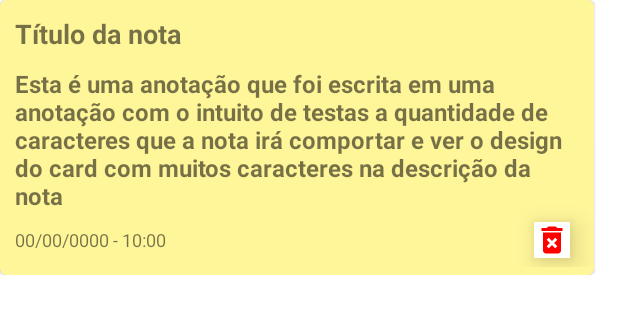
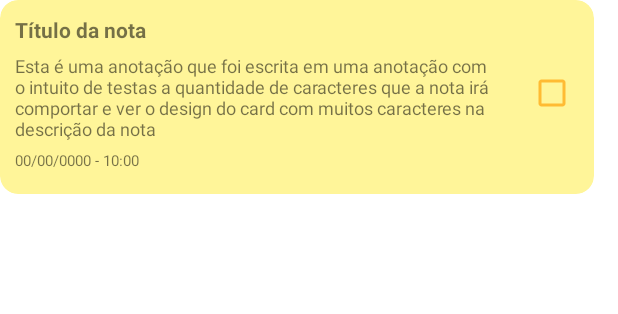
Before and after one commit to L-Mosca/write_away, an Android app: the layout adapter_note.xml on its own in the app's theme, with its tools: preview values and no code run, on a phone screen of 412 x 824 dp. Shown: the top 314 px of the screen. Run offline under Robolectric (Android 15) with nearby library versions, the phone set to English and light mode, and no system bars.

Commit message:
Feature: Config multi select notes.

```diff
--- a/app/src/main/java/br/com/writeaway/util/FragmentExtensions.kt
+++ b/app/src/main/java/br/com/writeaway/util/FragmentExtensions.kt
@@ -2,13 +2,10 @@ package br.com.writeaway.util
 
 import android.app.KeyguardManager
 import android.content.Context
-import android.view.Gravity
 import android.view.View
 import android.view.WindowManager
 import android.view.inputmethod.InputMethodManager
 import androidx.annotation.IdRes
-import androidx.appcompat.widget.PopupMenu
-import androidx.core.content.ContentProviderCompat.requireContext
 import androidx.fragment.app.Fragment
 import androidx.navigation.NavDirections
 import androidx.navigation.NavOptions
--- a/app/src/main/res/layout/adapter_note.xml
+++ b/app/src/main/res/layout/adapter_note.xml
@@ -4,14 +4,14 @@
     xmlns:tools="http://schemas.android.com/tools"
     android:layout_width="match_parent"
     android:layout_height="wrap_content"
-    android:paddingBottom="10dp">
+    android:layout_marginBottom="10dp">
 
     <com.google.android.material.card.MaterialCardView
         android:id="@+id/cvNote"
         android:layout_width="0dp"
         android:layout_height="wrap_content"
         android:layout_marginEnd="16dp"
-        android:elevation="8dp"
+        app:cardCornerRadius="12dp"
         app:layout_constraintBottom_toBottomOf="parent"
         app:layout_constraintEnd_toEndOf="parent"
         app:layout_constraintStart_toStartOf="parent"
@@ -35,7 +35,7 @@
                 android:textStyle="bold"
                 android:visibility="invisible"
                 app:layout_constraintBottom_toTopOf="@id/tvNoteDate"
-                app:layout_constraintEnd_toEndOf="@id/tvNoteDescription"
+                app:layout_constraintEnd_toStartOf="@id/ivDeleteItem"
                 app:layout_constraintStart_toStartOf="@id/tvNoteDescription"
                 app:layout_constraintTop_toBottomOf="@id/tvNoteTitle" />
 
@@ -48,7 +48,7 @@
                 android:ellipsize="end"
                 android:maxLength="50"
                 android:maxLines="3"
-                android:textSize="18sp"
+                android:textSize="14sp"
                 android:textStyle="bold"
                 app:layout_constraintEnd_toEndOf="parent"
                 app:layout_constraintStart_toStartOf="parent"
@@ -57,42 +57,54 @@
 
             <com.google.android.material.textview.MaterialTextView
                 android:id="@+id/tvNoteDescription"
-                android:layout_width="match_parent"
+                android:layout_width="0dp"
                 android:layout_height="wrap_content"
                 android:layout_marginHorizontal="10dp"
-                android:layout_marginTop="10dp"
+                android:layout_marginTop="6dp"
                 android:ellipsize="end"
                 android:maxLines="6"
-                android:textSize="16sp"
-                android:textStyle="bold"
-                app:layout_constraintEnd_toEndOf="parent"
+                android:textSize="12sp"
+                app:layout_constraintEnd_toStartOf="@id/ivDeleteItem"
                 app:layout_constraintStart_toStartOf="parent"
                 app:layout_constraintTop_toBottomOf="@id/tvNoteTitle"
                 tools:text="Esta é uma anotação que foi escrita em uma anotação com o intuito de testas a quantidade de caracteres que a nota irá comportar e ver o design do card com muitos caracteres na descrição da nota" />
 
-            <androidx.appcompat.widget.AppCompatImageView
+            <com.google.android.material.checkbox.MaterialCheckBox
                 android:id="@+id/ivDeleteItem"
-                android:layout_width="wrap_content"
-                android:layout_height="wrap_content"
+                android:layout_width="24dp"
+                android:layout_height="24dp"
                 android:layout_marginHorizontal="16dp"
-                android:background="@color/white"
-                android:elevation="10dp"
-                android:src="@drawable/ic_delete"
-                android:tint="@color/red"
+                android:visibility="invisible"
                 app:layout_constraintBottom_toBottomOf="parent"
                 app:layout_constraintEnd_toEndOf="parent"
-                app:layout_constraintTop_toBottomOf="@id/tvNoteDescription" />
+                app:layout_constraintTop_toTopOf="parent"
+                tools:visibility="visible" />
 
             <com.google.android.material.textview.MaterialTextView
                 android:id="@+id/tvNoteDate"
                 android:layout_width="wrap_content"
                 android:layout_height="wrap_content"
-                android:layout_marginVertical="10dp"
-                android:textSize="12sp"
+                android:layout_marginTop="6dp"
+                android:layout_marginBottom="10dp"
+                android:textSize="10sp"
                 app:layout_constraintBottom_toBottomOf="parent"
                 app:layout_constraintStart_toStartOf="@id/tvNoteDescription"
                 app:layout_constraintTop_toBottomOf="@id/tvNoteDescription"
                 tools:text="00/00/0000 - 10:00" />
         </androidx.constraintlayout.widget.ConstraintLayout>
     </com.google.android.material.card.MaterialCardView>
+
+    <View
+        android:id="@+id/vCover"
+        android:layout_width="0dp"
+        android:layout_height="0dp"
+        android:background="#1A000000"
+        android:clickable="false"
+        android:elevation="10dp"
+        android:visibility="invisible"
+        app:layout_constraintBottom_toBottomOf="@id/cvNote"
+        app:layout_constraintEnd_toEndOf="@id/cvNote"
+        app:layout_constraintStart_toStartOf="@id/cvNote"
+        app:layout_constraintTop_toTopOf="@id/cvNote" />
+
 </androidx.constraintlayout.widget.ConstraintLayout>
--- a/app/src/main/res/layout/fragment_home.xml
+++ b/app/src/main/res/layout/fragment_home.xml
@@ -27,7 +27,7 @@
         app:layout_constraintBottom_toBottomOf="@id/tvScreenTitle"
         app:layout_constraintEnd_toEndOf="parent"
         app:layout_constraintTop_toTopOf="@id/tvScreenTitle"
-        app:srcCompat="@drawable/ic_settings" />
+        android:src="@drawable/ic_settings" />
 
     <androidx.core.widget.NestedScrollView
         android:id="@+id/nscList"
--- a/app/src/main/res/values-night/themes.xml
+++ b/app/src/main/res/values-night/themes.xml
@@ -8,6 +8,7 @@
 
         <item name="floatingActionButtonStyle">@style/Base.FloatingButton</item>
         <item name="popupMenuStyle">@style/Base.PopupMenu</item>
+        <item name="checkboxStyle">@style/Base.CheckBox</item>
     </style>
 
     <style name="Theme.WriteAway" parent="Base.Theme.WriteAway" />
@@ -22,7 +23,11 @@
 
     <style name="Base.PopupMenu" parent="Widget.AppCompat.PopupMenu">
         <item name="android:popupBackground">@drawable/popup_menu_background</item>
-        <item name="android:dropDownHorizontalOffset">-15dp</item>
-        <item name="android:dropDownVerticalOffset">5dp</item>
     </style>
+
+    <style name="Base.CheckBox" parent="Widget.AppCompat.CompoundButton.CheckBox">
+        <item name="android:buttonTint">@android:color/holo_orange_light</item>
+        <item name="android:background">@android:color/transparent</item>
+    </style>
+
 </resources>
--- a/app/src/main/res/values/themes.xml
+++ b/app/src/main/res/values/themes.xml
@@ -8,6 +8,7 @@
 
         <item name="floatingActionButtonStyle">@style/Base.FloatingButton</item>
         <item name="popupMenuStyle">@style/Base.PopupMenu</item>
+        <item name="checkboxStyle">@style/Base.CheckBox</item>
     </style>
 
     <style name="Theme.WriteAway" parent="Base.Theme.WriteAway" />
@@ -24,4 +25,9 @@
         <item name="android:popupBackground">@drawable/popup_menu_background</item>
     </style>
 
+    <style name="Base.CheckBox" parent="Widget.AppCompat.CompoundButton.CheckBox">
+        <item name="android:buttonTint">@android:color/holo_orange_light</item>
+        <item name="android:background">@android:color/transparent</item>
+    </style>
+
 </resources>
```
Also changed, not shown: app/src/main/java/br/com/writeaway/screen/home/HomeFragment.kt (+35 -3 lines), app/src/main/java/br/com/writeaway/screen/home/HomeViewModel.kt (+14 -8 lines), app/src/main/java/br/com/writeaway/screen/home/adapter/NoteAdapter.kt (+66 -28 lines).
